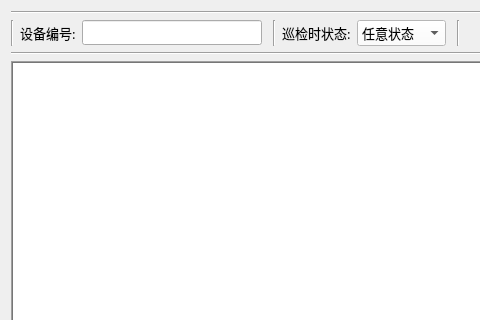
First picture: the form in src/_APL/KindOfDevLog/kindofdevlogform.ui, repository QmGohinn/DaDoeiamiSys, before the edit; both pictures show x 0 to 480 and y 0 to 320 of the 932 by 424 pixel window.
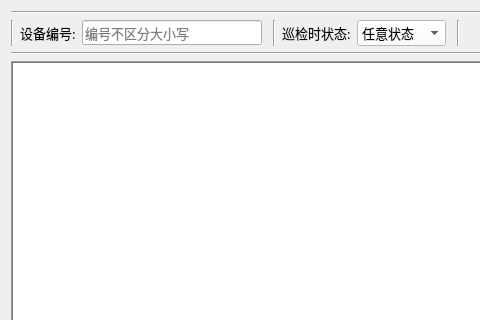
Second picture: the form after the edit. Icons and pictures are not drawn.

Patch:
```diff
--- a/src/_APL/KindOfDevLog/kindofdevlogform.ui
+++ b/src/_APL/KindOfDevLog/kindofdevlogform.ui
@@ -84,6 +84,12 @@
          <pointsize>10</pointsize>
         </font>
        </property>
+       <property name="toolTip">
+        <string>不区分大小写</string>
+       </property>
+       <property name="placeholderText">
+        <string>编号不区分大小写</string>
+       </property>
       </widget>
      </item>
      <item>
```
